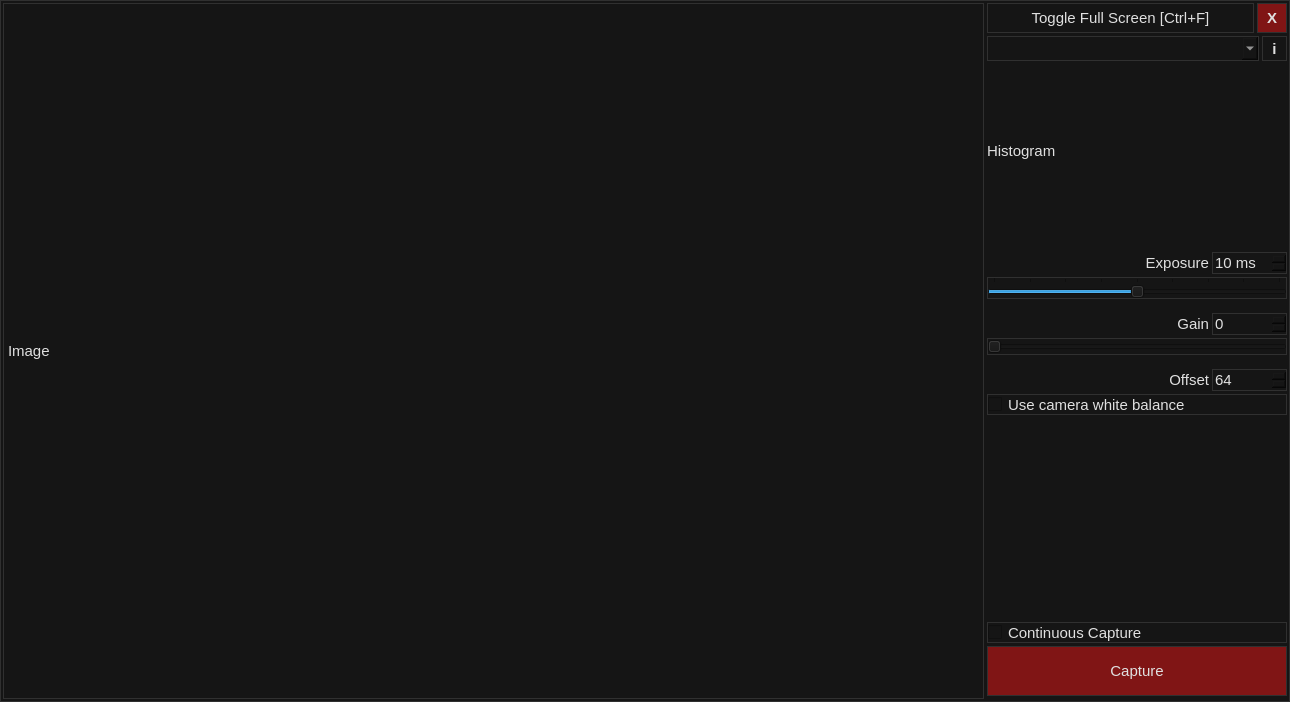
The window that mainframe.ui (aleksey-ka/OpenAP-AstroPhotography) describes before a commit, drawn with Qt 5.
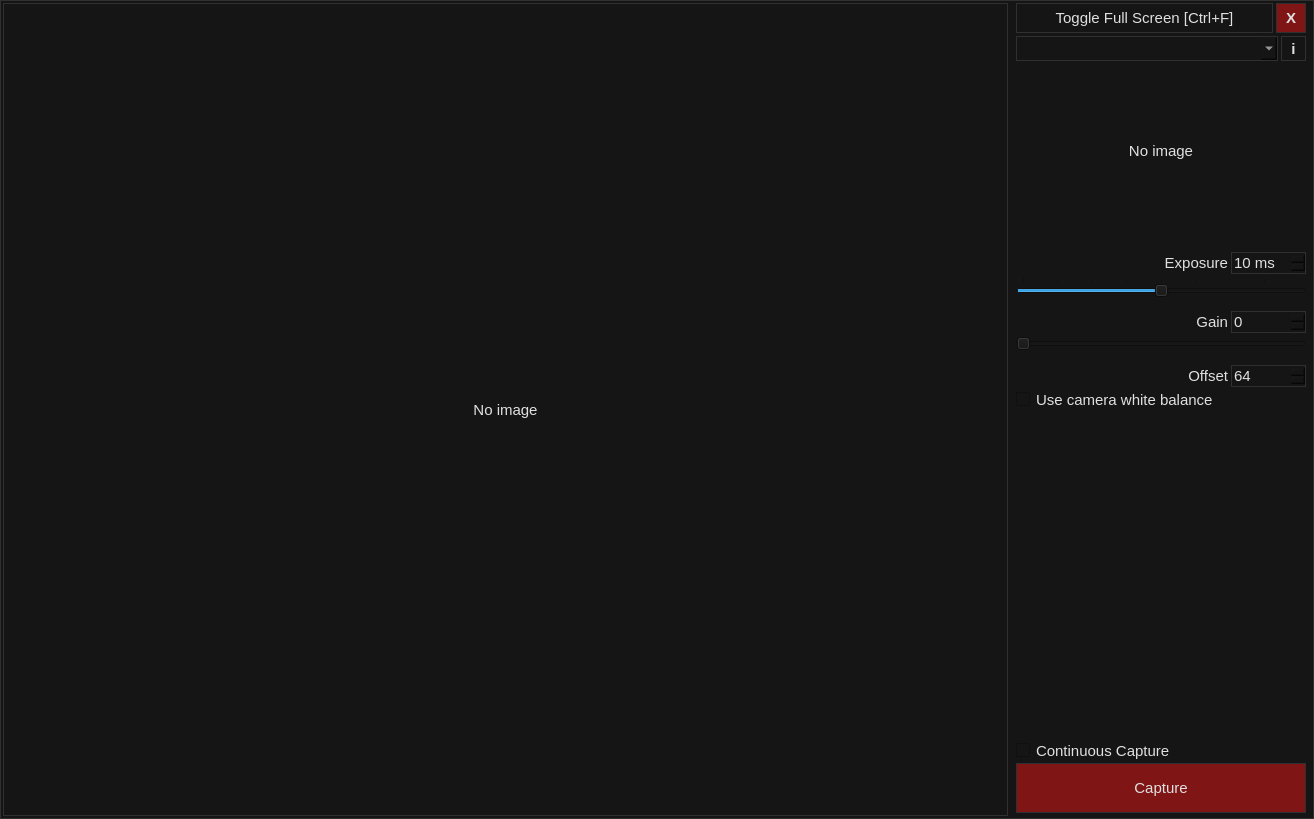
The same window after the commit.

Diff of the .ui file:
```diff
--- a/mainframe.ui
+++ b/mainframe.ui
@@ -6,8 +6,8 @@
    <rect>
     <x>0</x>
     <y>0</y>
-    <width>1290</width>
-    <height>702</height>
+    <width>1314</width>
+    <height>819</height>
    </rect>
   </property>
   <property name="windowTitle">
@@ -37,6 +37,12 @@
 }
 QPushButton:focus {
 	outline: none;
+}
+QSlider {
+	border: none;
+}
+QCheckBox {
+	border: none;
 }</string>
   </property>
   <widget class="QWidget" name="centralWidget">
@@ -44,7 +50,10 @@
     <item>
      <widget class="QLabel" name="imageView">
       <property name="text">
-       <string>Image</string>
+       <string>No image</string>
+      </property>
+      <property name="alignment">
+       <set>Qt::AlignCenter</set>
       </property>
      </widget>
     </item>
@@ -75,13 +84,13 @@
       </property>
       <layout class="QVBoxLayout" name="verticalLayout">
        <property name="leftMargin">
-        <number>0</number>
+        <number>5</number>
        </property>
        <property name="topMargin">
         <number>0</number>
        </property>
        <property name="rightMargin">
-        <number>0</number>
+        <number>5</number>
        </property>
        <item>
         <widget class="QFrame" name="topToolbar">
@@ -253,7 +262,10 @@
           </size>
          </property>
          <property name="text">
-          <string>Histogram</string>
+          <string>No image</string>
+         </property>
+         <property name="alignment">
+          <set>Qt::AlignCenter</set>
          </property>
         </widget>
        </item>
```
